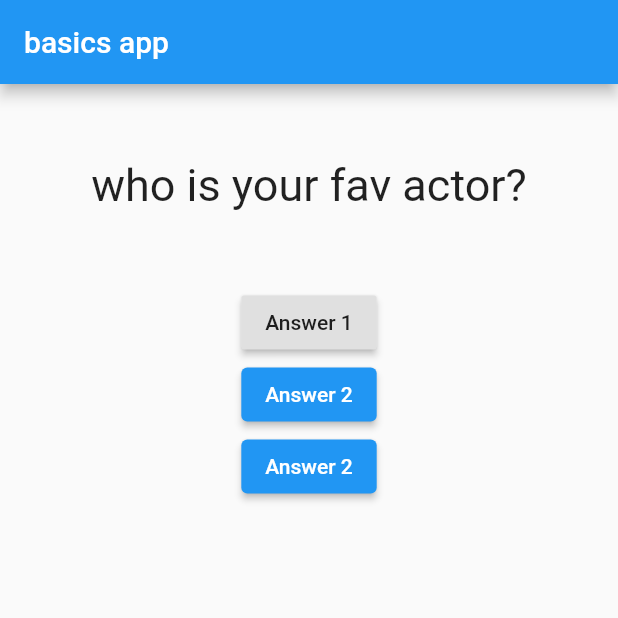
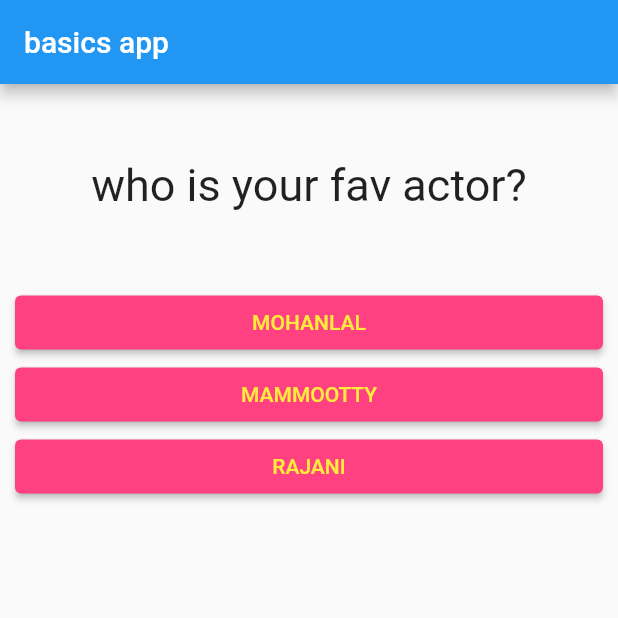
Before and after one commit to Abhilash-Puthukkudi/flutter_refresher, a Flutter app: the screen it shows after launch, on a phone screen of 412 x 824 dp, the top half of it. Run offline on Flutter 3.47's test engine with Material 2 defaults, Android fonts, the phone set to English and light mode, and no system bars.

Commit message:
...spread operator

```diff
--- /dev/null
+++ b/basics/quizapp/lib/answer.dart
@@ -0,0 +1,25 @@
+import 'package:flutter/material.dart';
+
+class Answer extends StatelessWidget {
+  final void Function()? onpressed;
+  final String buttonText;
+  Answer({Key? key, required this.onpressed, required this.buttonText})
+      : super(key: key);
+  @override
+  build(BuildContext context) {
+    // ignore: sized_box_for_whitespace
+    return Container(
+      margin: const EdgeInsets.symmetric(horizontal: 10),
+      width: double.infinity,
+      child: ElevatedButton(
+        style: ButtonStyle(
+            backgroundColor: MaterialStateProperty.all(Colors.pinkAccent)),
+        onPressed: onpressed, // pointing at the function not executing it
+        child: Text(
+          style: TextStyle(color: Colors.yellow),
+          buttonText,
+        ),
+      ),
+    );
+  }
+}
--- a/basics/quizapp/lib/main.dart
+++ b/basics/quizapp/lib/main.dart
@@ -4,6 +4,7 @@ import 'dart:developer';
 
 import 'package:flutter/material.dart';
 import 'package:quizapp/Question.dart';
+import 'package:quizapp/answer.dart';
 
 void main() {
   runApp(
@@ -27,10 +28,10 @@ class _MyappState extends State<Myapp> {
 
   void answerQuestion() {
     setState(() {
-      if (_questionIndex == 1) {
-        _questionIndex = _questionIndex - 1;
+      if (_questionIndex == 2) {
+        _questionIndex = _questionIndex - 2;
       } else {
-        _questionIndex = _questionIndex = 1;
+        _questionIndex = _questionIndex + 1;
       }
     });
 
@@ -42,9 +43,18 @@ class _MyappState extends State<Myapp> {
     // build is a built in function that flutter will call . it will return a widget
 
     var questions = [
-      "who is your fav actor?",
-      "who is your fav singer?",
-      "what is your pet?"
+      {
+        "QuestionText": "who is your fav actor?",
+        "Answers": ["MOHANLAL", "MAMMOOTTY", "RAJANI"]
+      },
+      {
+        "QuestionText": "who is your fav singer?",
+        "Answers": ["ANIRUTH", "VIJAY", "SIMBU"]
+      },
+      {
+        "QuestionText": "what is your pet?",
+        "Answers": ["DOG", "CAT", "BIRD"]
+      },
     ];
 
     return MaterialApp(
@@ -56,30 +66,14 @@ class _MyappState extends State<Myapp> {
           // ignore: prefer_const_literals_to_create_immutables
           children: [
             Question(
-              question: questions[_questionIndex],
+              question: questions[_questionIndex]['QuestionText'].toString(),
             ),
-            // ignore: prefer_const_constructors
-            RaisedButton(
-              onPressed:
-                  answerQuestion, // pointing at the function not executing it
-              child: const Text(
-                "Answer 1",
-              ),
-            ),
-            ElevatedButton(
-              onPressed:
-                  answerQuestion, // pointing at the function not executing it
-              child: Text(
-                "Answer 2",
-              ),
-            ),
-            ElevatedButton(
-              onPressed:
-                  answerQuestion, // pointing at the function not executing it
-              child: Text(
-                "Answer 2",
-              ),
-            ),
+            ...(questions[_questionIndex]['Answers'] as List).map((answer) {
+              return Answer(
+                onpressed: answerQuestion,
+                buttonText: answer,
+              );
+            }).toList(),
           ],
         ),
       ),
```
